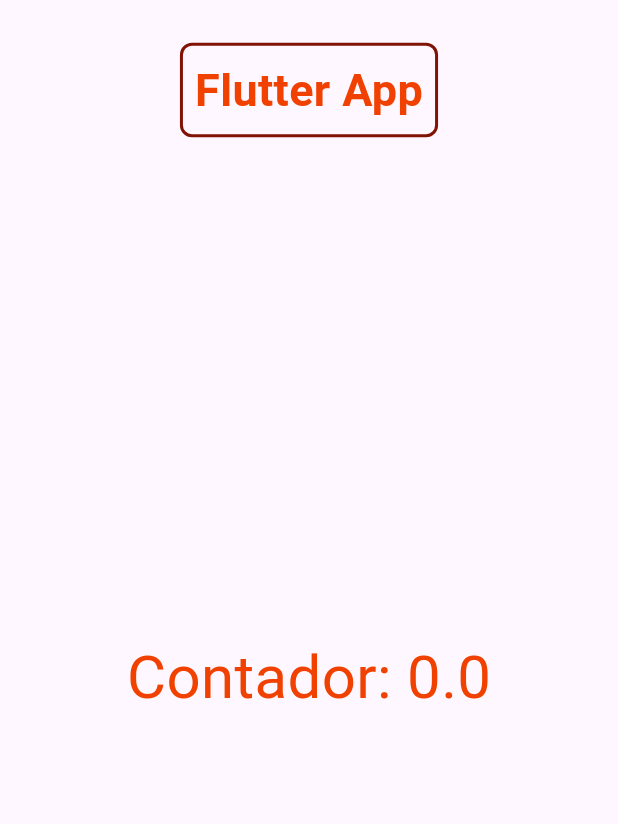
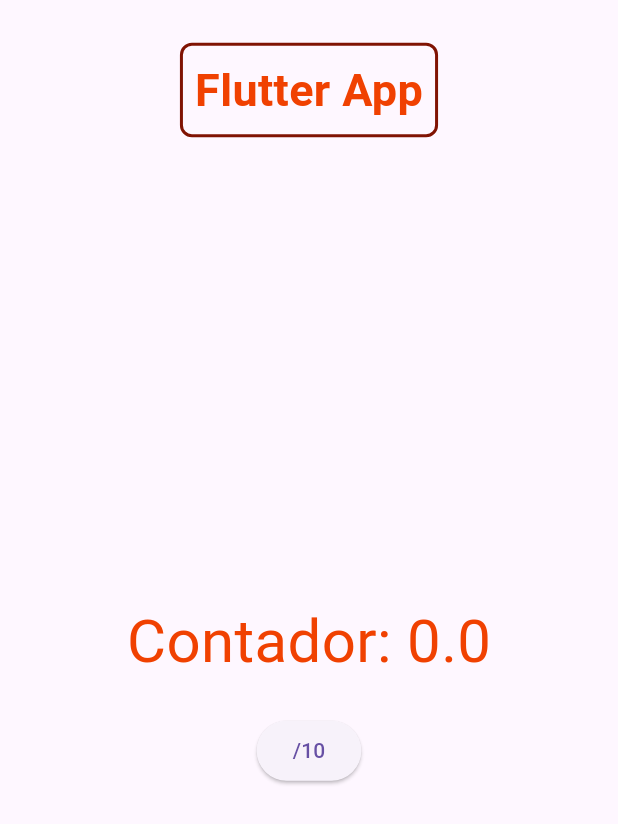
Before and after one commit to Flutter-Vacantes/Proyecto-Flutter, a Flutter app: what flutterApp() shows on an empty page, opened directly, on a phone screen of 412 x 824 dp. Shown: the top 824 px of the screen. Run offline on Flutter 3.47's test engine with Material 3 defaults, Android fonts, the phone set to English and light mode, and no system bars.

Commit message:
FV-11 Added the divide by 10 button

```diff
--- a/flutter_app/lib/main.dart
+++ b/flutter_app/lib/main.dart
@@ -54,6 +54,12 @@ Widget flutterApp() {
               },
             ),
             const SizedBox(height: 20),
+            Row(
+              mainAxisAlignment: MainAxisAlignment.center,
+              children: [
+                ElevatedButton(onPressed: () {contadorNotifier.value /=10;}, child: const Text('/10')),
+              ],
+            )
           ],
         ),
       ),
```
